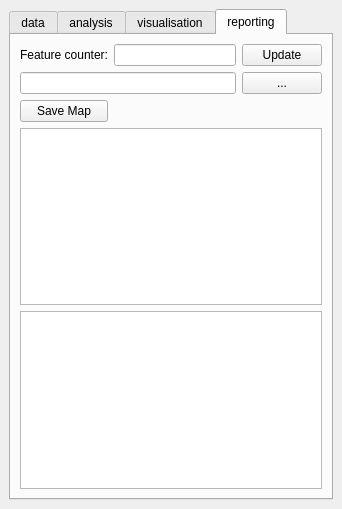
This is SpatialDecision/spatial_decision_dockwidget_base.ui in VagosAplas/GEO1005-Fire as Qt 5 draws it before an edit. The edited form follows.
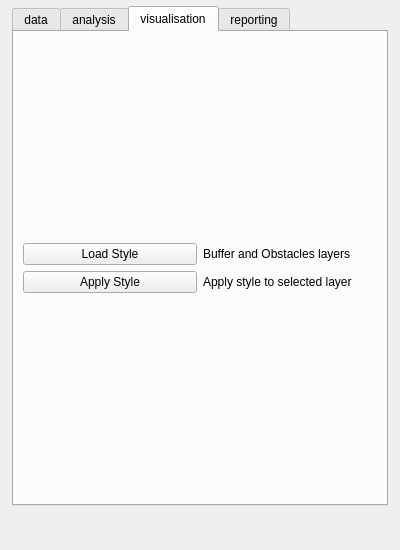
This is the edited form. The open tabs and pages were chosen to show the change. Icons and pictures are not drawn.

```diff
--- a/SpatialDecision/spatial_decision_dockwidget_base.ui
+++ b/SpatialDecision/spatial_decision_dockwidget_base.ui
@@ -6,17 +6,41 @@
    <rect>
     <x>0</x>
     <y>0</y>
-    <width>342</width>
-    <height>509</height>
+    <width>400</width>
+    <height>550</height>
    </rect>
   </property>
+  <property name="maximumSize">
+   <size>
+    <width>400</width>
+    <height>550</height>
+   </size>
+  </property>
   <property name="windowTitle">
    <string>SDSS Template</string>
   </property>
   <widget class="QWidget" name="dockWidgetContents">
-   <layout class="QGridLayout" name="gridLayout">
-    <item row="0" column="0">
      <widget class="QTabWidget" name="sampleWidgets">
+    <property name="geometry">
+     <rect>
+      <x>12</x>
+      <y>6</y>
+      <width>376</width>
+      <height>500</height>
+     </rect>
+    </property>
+    <property name="sizePolicy">
+     <sizepolicy hsizetype="Expanding" vsizetype="Maximum">
+      <horstretch>0</horstretch>
+      <verstretch>0</verstretch>
+     </sizepolicy>
+    </property>
+    <property name="maximumSize">
+     <size>
+      <width>16777215</width>
+      <height>500</height>
+     </size>
+    </property>
       <property name="currentIndex">
        <number>0</number>
       </property>
@@ -236,16 +260,53 @@
         </item>
        </layout>
       </widget>
-      <widget class="QWidget" name="tab">
-       <attribute name="title">
-        <string>visualisation</string>
-       </attribute>
-      </widget>
       <widget class="QWidget" name="visualisationTab">
        <attribute name="title">
+      <string>visualisation</string>
+     </attribute>
+     <layout class="QVBoxLayout" name="verticalLayout_3">
+      <item>
+       <layout class="QGridLayout" name="gridLayout_4">
+        <item row="0" column="1">
+         <widget class="QLabel" name="label">
+          <property name="text">
+           <string>Buffer and Obstacles layers</string>
+          </property>
+         </widget>
+        </item>
+        <item row="1" column="1">
+         <widget class="QLabel" name="label_2">
+          <property name="text">
+           <string>Apply style to selected layer</string>
+          </property>
+         </widget>
+        </item>
+        <item row="0" column="0">
+         <widget class="QPushButton" name="displayStyleButton">
+          <property name="text">
+           <string>Load Style</string>
+          </property>
+         </widget>
+        </item>
+        <item row="1" column="0">
+         <widget class="QPushButton" name="displayRangeButton">
+          <property name="text">
+           <string>Apply Style</string>
+          </property>
+         </widget>
+        </item>
+        <item row="2" column="0" colspan="2">
+         <layout class="QVBoxLayout" name="chartLayout"/>
+        </item>
+       </layout>
+      </item>
+     </layout>
+    </widget>
+    <widget class="QWidget" name="reportingTab">
+     <attribute name="title">
         <string>reporting</string>
        </attribute>
-       <layout class="QVBoxLayout" name="verticalLayout" stretch="0,0,0">
+     <layout class="QVBoxLayout" name="verticalLayout" stretch="0,0,0,0,0,0">
         <item>
          <layout class="QGridLayout" name="gridLayout_2" rowstretch="0,1,1" rowminimumheight="0,1,1">
           <item row="0" column="0">
@@ -269,32 +330,44 @@
             </property>
            </widget>
           </item>
-          <item row="2" column="0">
-           <widget class="QPushButton" name="saveMapButton">
-            <property name="text">
-             <string>Save Map</string>
-            </property>
-           </widget>
-          </item>
           <item row="1" column="0" colspan="2">
            <widget class="QLineEdit" name="saveMapPathEdit"/>
           </item>
           <item row="0" column="1">
            <widget class="QLineEdit" name="featureCounterEdit"/>
           </item>
-         </layout>
-        </item>
+        <item row="2" column="1">
+         <widget class="QPushButton" name="saveMapButton">
+          <property name="text">
+           <string>Save Map</string>
+          </property>
+         </widget>
+        </item>
+       </layout>
+      </item>
+      <item>
+       <widget class="QLabel" name="reportLabel">
+        <property name="text">
+         <string>Layer Report:</string>
+        </property>
+       </widget>
+      </item>
         <item>
          <widget class="QListWidget" name="reportList"/>
         </item>
         <item>
          <widget class="QTableWidget" name="statisticsTable"/>
         </item>
-       </layout>
-      </widget>
+      <item>
+       <widget class="QPushButton" name="saveStatisticsButton">
+        <property name="text">
+         <string>Save Summary</string>
+        </property>
      </widget>
     </item>
    </layout>
+    </widget>
+   </widget>
   </widget>
  </widget>
  <resources/>
```
Left out of the diff: 15 changed lines with no effect on the pictures. Lines whose indentation alone changed are shown as unchanged.
